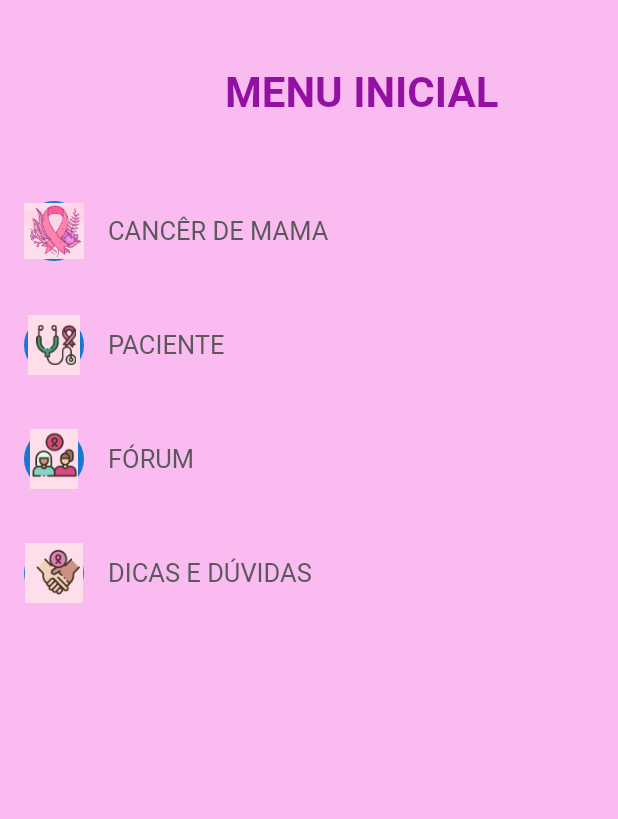
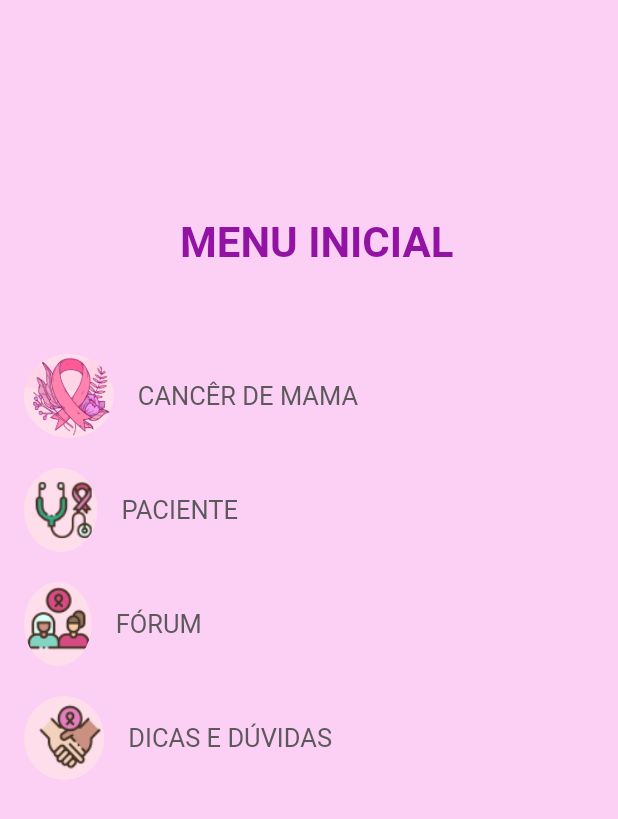
Before and after one commit to andressatlopes/FlutterProject, a Flutter app: the screen it shows after launch, after a tap on "Sign in", on a phone screen of 412 x 824 dp. Shown: the top 819 px of the screen. Run offline on Flutter 3.47's test engine with Material 2 defaults, Android fonts, the phone set to English and light mode, and no system bars.

```diff
--- a/lib/main.dart
+++ b/lib/main.dart
@@ -29,12 +29,12 @@ class _LoginDemoState extends State<LoginDemo> {
   @override
   Widget build(BuildContext context) {
     return Scaffold(
-      backgroundColor: const Color.fromARGB(247, 250, 185, 239),
+      backgroundColor: const Color.fromARGB(255, 252, 207, 244),
       body: SingleChildScrollView(
         child: Column(
           children: <Widget>[
             const SizedBox(
-              height: 30,
+              height: 100,
             ),
             const Text(
               'LOGIN',
@@ -53,7 +53,7 @@ class _LoginDemoState extends State<LoginDemo> {
               ),
             ),
             const SizedBox(
-              height: 20,
+              height: 50,
             ),
             const Padding(
               //padding: const EdgeInsets.only(left:15.0,right: 15.0,top:0,bottom: 0),
@@ -80,6 +80,25 @@ class _LoginDemoState extends State<LoginDemo> {
             const SizedBox(
               height: 10,
             ),
+            // Row(
+            //   mainAxisAlignment: MainAxisAlignment.spaceBetween,
+            //   children: const [
+            //     // outro widget aqui, se houver
+            //     Expanded(
+            //       child: Align(
+            //         alignment: Alignment.centerLeft,
+            //         child: Text(
+            //           'Forgot Password?',
+            //           style: TextStyle(
+            //             color: Colors.black,
+            //             fontSize: 12,
+            //             fontWeight: FontWeight.bold,
+            //           ),
+            //         ),
+            //       ),
+            //     ),
+            //   ],
+            // ),
             const Text(
               'Forgot Password?',
               style: TextStyle(
@@ -106,7 +125,7 @@ class _LoginDemoState extends State<LoginDemo> {
               child: const Text('Sign in'),
             ),
             const SizedBox(
-              height: 130,
+              height: 200,
             ),
             const Text(
               'Dont have an account yet? SIGN UP',
--- a/lib/menuInicial.dart
+++ b/lib/menuInicial.dart
@@ -11,12 +11,15 @@ class Menu extends StatelessWidget {
   @override
   Widget build(BuildContext context) {
     return Scaffold(
-      backgroundColor: const Color.fromARGB(247, 250, 185, 239),
+      backgroundColor: const Color.fromARGB(255, 252, 207, 244),
       body: Column(
         crossAxisAlignment: CrossAxisAlignment.start,
         children: [
+          const SizedBox(
+            height: 100,
+          ),
           const Padding(
-            padding: EdgeInsets.only(left: 150, top: 45, bottom: 8),
+            padding: EdgeInsets.only(left: 120, top: 45, bottom: 8),
             child: Text(
               'MENU INICIAL',
               style: TextStyle(
@@ -27,14 +30,17 @@ class Menu extends StatelessWidget {
             ),
           ),
           const SizedBox(
-            height: 40,
+            height: 50,
           ),
           Expanded(
             child: ListView(
               children: [
                 ListTile(
-                  leading: CircleAvatar(
-                    child: Image.asset('images/simbolo.png'),
+                  leading: ClipOval(
+                    child: Image.asset(
+                      'images/simbolo.png',
+                      fit: BoxFit.fill,
+                    ),
                   ),
                   title: const Text(
                     'CANCÊR DE MAMA',
@@ -51,8 +57,8 @@ class Menu extends StatelessWidget {
                   height: 20,
                 ),
                 ListTile(
-                  leading: CircleAvatar(
-                    child: Image.asset('images/paciente.png'),
+                  leading: ClipOval(
+                    child: Image.asset('images/paciente.png', fit: BoxFit.fill),
                   ),
                   title: const Text(
                     'PACIENTE',
@@ -69,8 +75,8 @@ class Menu extends StatelessWidget {
                   height: 20,
                 ),
                 ListTile(
-                  leading: CircleAvatar(
-                    child: Image.asset('images/forum.png'),
+                  leading: ClipOval(
+                    child: Image.asset('images/forum.png', fit: BoxFit.fill),
                   ),
                   title: const Text(
                     'FÓRUM',
@@ -87,8 +93,8 @@ class Menu extends StatelessWidget {
                   height: 20,
                 ),
                 ListTile(
-                  leading: CircleAvatar(
-                    child: Image.asset('images/dicas.png'),
+                  leading: ClipOval(
+                    child: Image.asset('images/dicas.png', fit: BoxFit.fill),
                   ),
                   title: const Text(
                     'DICAS E DÚVIDAS',
```
